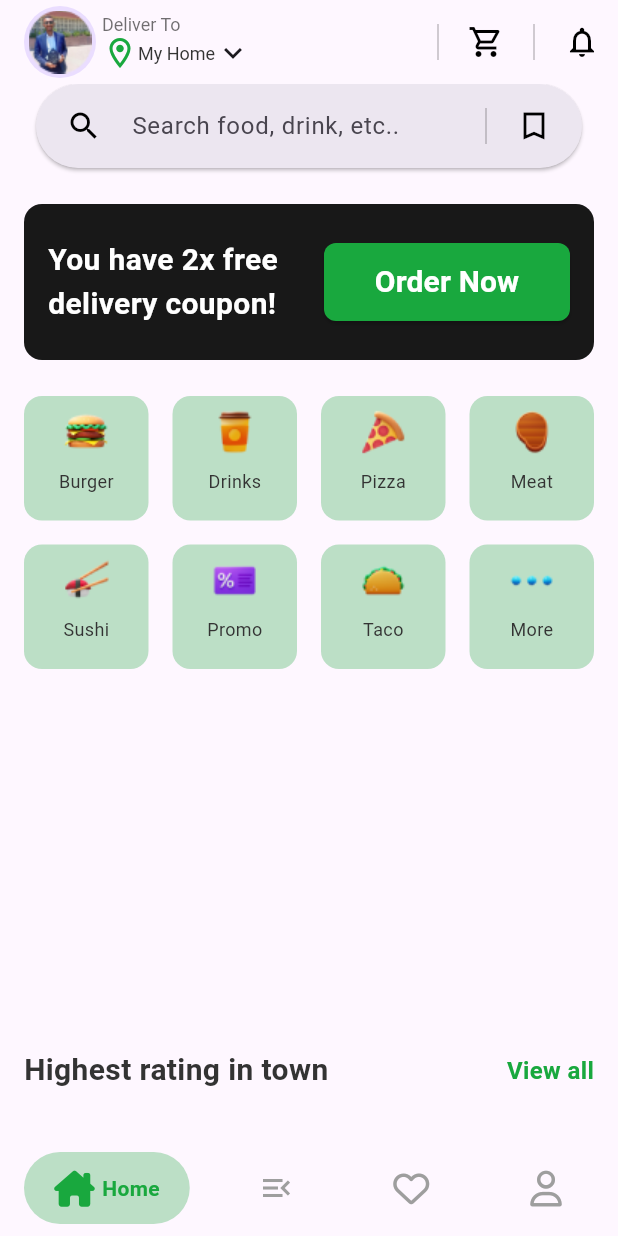
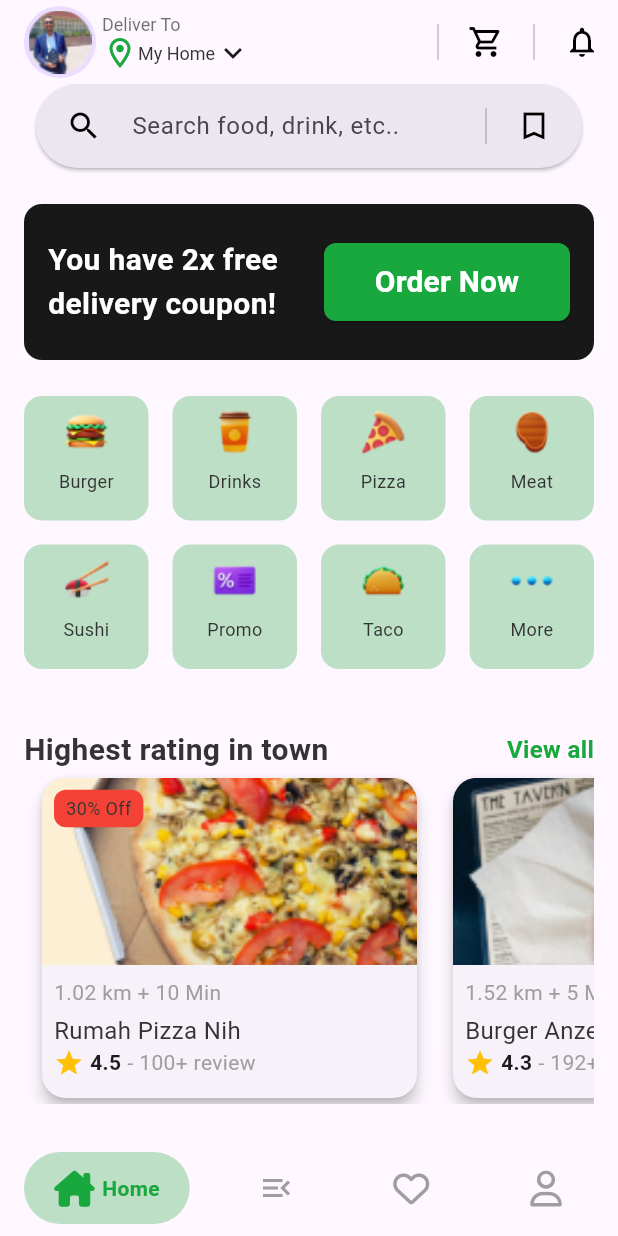
Before and after one commit to MahmoudYasserElbanna/MakanGes_Projcet, a Flutter app: the screen it shows after launch, on a phone screen of 412 x 824 dp. Run offline on Flutter 3.47's test engine with Material 3 defaults, Android fonts, the phone set to English and light mode, and no system bars; drawn by our look-alikes of google_nav_bar; our stand-ins replace font_awesome_flutter, go_router.

Commit message:
create food card item and food card list view

```diff
--- a/lib/core/utils/assets.dart
+++ b/lib/core/utils/assets.dart
@@ -9,6 +9,7 @@ abstract class Assets {
   static const String sushiIcon = 'assets/images/Sushi_Icon.png';
   static const String tacoIcon = 'assets/images/Taco_Icon.png';
   static const String pizzaImage = 'assets/images/Pizza_Image.png';
-  static const String burgerImage = 'assets/images/burger_Image.png';
+  static const String burgerImage = 'assets/images/Burger_Image.png';
   static const String personalImage = 'assets/images/Personal_Image.png';
+  static const String comboPizzaImage = 'assets/images/Pizza_Image2.png';
 }
--- /dev/null
+++ b/lib/features/home/presentation/view/widgets/food_card_item.dart
@@ -0,0 +1,93 @@
+import 'package:flutter/material.dart';
+import 'package:makanges_app/core/utils/styles.dart';
+
+class FoodCardItem extends StatelessWidget {
+  final String imageUrl;
+  final String? discount;
+  final String distance;
+  final String time;
+  final String title;
+  final double rating;
+  final String reviewCount;
+
+  const FoodCardItem({
+    super.key,
+    required this.imageUrl,
+    this.discount,
+    required this.distance,
+    required this.time,
+    required this.title,
+    required this.rating,
+    required this.reviewCount,
+  });
+
+  @override
+  Widget build(BuildContext context) {
+    return Card(
+      elevation: 4,
+      shape: RoundedRectangleBorder(
+        borderRadius: BorderRadius.circular(16),
+      ),
+      child: Stack(
+        children: [
+          Column(
+            crossAxisAlignment: CrossAxisAlignment.start,
+            children: [
+              ClipRRect(
+                borderRadius:
+                    const BorderRadius.vertical(top: Radius.circular(16)),
+                child: Image.asset(
+                  imageUrl,
+                  height: 125,
+                  width: 250,
+                  fit: BoxFit.cover,
+                ),
+              ),
+              Padding(
+                padding: const EdgeInsets.all(8.0),
+                child: Column(
+                  crossAxisAlignment: CrossAxisAlignment.start,
+                  children: [
+                    Text('$distance + $time',
+                        style: const TextStyle(color: Colors.grey)),
+                    const SizedBox(height: 4),
+                    Text(title, style: Styles.textStyle16),
+                    Row(
+                      children: [
+                        const Icon(Icons.star, color: Colors.amber, size: 20),
+                        const SizedBox(width: 4),
+                        Text(
+                          '$rating',
+                          style: const TextStyle(fontWeight: FontWeight.bold),
+                        ),
+                        const SizedBox(width: 4),
+                        Text('- $reviewCount',
+                            style: const TextStyle(color: Colors.grey)),
+                      ],
+                    ),
+                  ],
+                ),
+              ),
+            ],
+          ),
+          if (discount != null)
+            Positioned(
+              top: 8,
+              left: 8,
+              child: Container(
+                padding: const EdgeInsets.symmetric(horizontal: 8, vertical: 4),
+                decoration: BoxDecoration(
+                  color: Colors.red,
+                  borderRadius: BorderRadius.circular(8),
+                ),
+                child: Text(
+                  discount!,
+                  style: Styles.textStyle12,
+                ),
+              ),
+            ),
+        ],
+      ),
+    );
+  }
+}
--- /dev/null
+++ b/lib/features/home/presentation/view/widgets/food_card_list.dart
@@ -0,0 +1,63 @@
+import 'package:flutter/material.dart';
+import 'package:makanges_app/core/utils/assets.dart';
+
+import 'food_card_item.dart';
+
+class FoodCardList extends StatelessWidget {
+  final List<Map<String, dynamic>> foodItems = const [
+    {
+      'image': Assets.pizzaImage,
+      'discount': '30% Off',
+      'distance': '1.02 km',
+      'time': '10 Min',
+      'title': 'Rumah Pizza Nih',
+      'rating': 4.5,
+      'reviewCount': '100+ review',
+    },
+    {
+      'image': Assets.burgerImage,
+      'discount': null,
+      'distance': '1.52 km',
+      'time': '5 Min',
+      'title': 'Burger Anzey Extra',
+      'rating': 4.3,
+      'reviewCount': '192+ review',
+    },
+    {
+      'image': Assets.comboPizzaImage,
+      'discount': '20% Off',
+      'distance': '1.5 km',
+      'time': '15 Min',
+      'title': 'Pizza Combo',
+      'rating': 4.1,
+      'reviewCount': '600+ review',
+    },
+
+    // Add more items here...
+  ];
+
+  const FoodCardList({super.key});
+
+  @override
+  Widget build(BuildContext context) {
+    return ListView.builder(
+      scrollDirection: Axis.horizontal,
+      itemCount: foodItems.length,
+      itemBuilder: (context, index) {
+        final foodItem = foodItems[index];
+        return Padding(
+          padding: const EdgeInsets.symmetric(horizontal: 8.0),
+          child: FoodCardItem(
+            imageUrl: foodItem['image'],
+            discount: foodItem['discount'],
+            distance: foodItem['distance'],
+            time: foodItem['time'],
+            title: foodItem['title'],
+            rating: foodItem['rating'],
+            reviewCount: foodItem['reviewCount'],
+          ),
+        );
+      },
+    );
+  }
+}
--- a/lib/features/home/presentation/view/widgets/home_view_body.dart
+++ b/lib/features/home/presentation/view/widgets/home_view_body.dart
@@ -2,6 +2,7 @@ import 'package:flutter/material.dart';
 import 'package:makanges_app/core/utils/styles.dart';
 import 'package:makanges_app/features/home/presentation/view/widgets/custom_coupon_offer_card.dart';
 import 'package:makanges_app/features/home/presentation/view/widgets/custom_grid_view.dart';
+import 'package:makanges_app/features/home/presentation/view/widgets/food_card_list.dart';
 import 'package:makanges_app/features/home/presentation/view/widgets/home_view_app_bar.dart';
 import 'package:makanges_app/features/home/presentation/view/widgets/custom_search_bar.dart';
 
@@ -21,7 +22,6 @@ class HomeViewBody extends StatelessWidget {
             CustomCouponOfferCard(),
             SizedBox(height: 24),
             CustomGridView(),
-            SizedBox(height: 32),
             Row(
               mainAxisAlignment: MainAxisAlignment.spaceBetween,
               children: [
@@ -35,7 +35,8 @@ class HomeViewBody extends StatelessWidget {
                 ),
               ],
             ),
-            SizedBox(height: 32),
+            Expanded(child: FoodCardList()),
+            SizedBox(height: 24),
           ],
         ),
       ),
```
Also changed, not shown: assets/images/Pizza_Image2.png (added).
